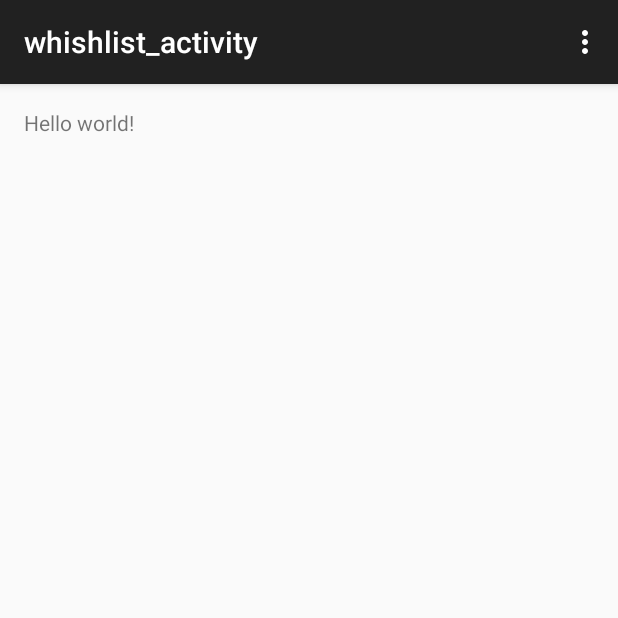
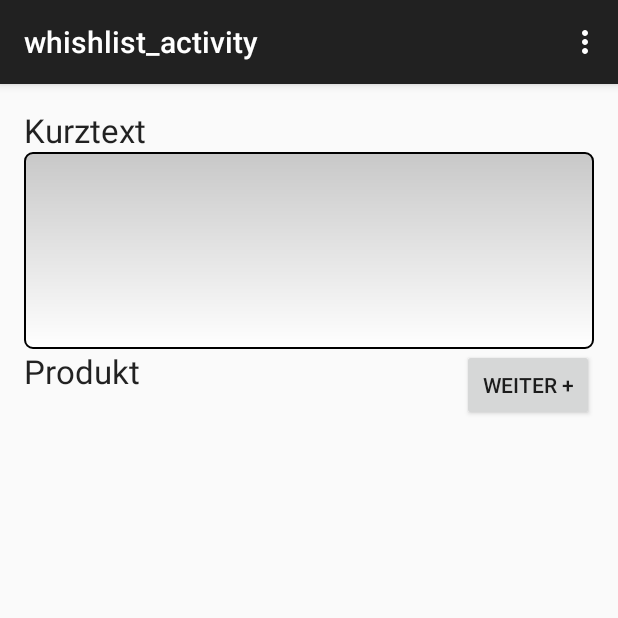
Before and after one commit to tetee/ShelpApp, an Android app: the whishlist_activity screen opened directly, with no data from a screen before it, on a phone screen of 412 x 824 dp, the top half of it. Run offline under Robolectric (Android 15) with nearby library versions, the phone set to English and light mode, and no system bars.

Commit message:
wishlist_activity

```diff
--- a/app/src/main/java/de/fh_muenster/shelpapp/ShelpAppAndroid/whishlist_activity.java
+++ b/app/src/main/java/de/fh_muenster/shelpapp/ShelpAppAndroid/whishlist_activity.java
@@ -2,10 +2,20 @@ package de.fh_muenster.shelpapp.ShelpAppAndroid;
 
 import android.support.v7.app.ActionBarActivity;
 import android.os.Bundle;
+import android.view.Gravity;
 import android.view.Menu;
 import android.view.MenuItem;
+import android.view.View;
+import android.view.ViewGroup;
+import android.widget.Button;
+import android.widget.GridLayout;
+import android.widget.LinearLayout;
+import android.widget.TableRow;
+import android.widget.TextView;
 
 import de.fh_muenster.shelpapp.R;
+
+import static android.widget.GridLayout.*;
 
 public class whishlist_activity extends ActionBarActivity {
 
@@ -37,4 +47,8 @@ public class whishlist_activity extends ActionBarActivity {
 
         return super.onOptionsItemSelected(item);
     }
+
+    public void addTextView(View view) {
+
+    }
 }
--- a/app/src/main/res/drawable/styles.xml
+++ b/app/src/main/res/drawable/styles.xml
@@ -3,7 +3,7 @@
     android:shape="rectangle"
     android:thickness="0dp">
     <stroke
-        android:width="3dp"
+        android:width="1dp"
         android:color="#000000" />
     <corners android:radius="5dp" />
     <gradient
--- a/app/src/main/res/layout/activity_whishlist_activity.xml
+++ b/app/src/main/res/layout/activity_whishlist_activity.xml
@@ -6,7 +6,44 @@
     android:paddingBottom="@dimen/activity_vertical_margin"
     tools:context="de.fh_muenster.shelpapp.ShelpAppAndroid.whishlist_activity">
 
-    <TextView android:text="@string/hello_world" android:layout_width="wrap_content"
-        android:layout_height="wrap_content" />
+    <TextView android:text="@string/wish"
+        android:textAppearance="?android:attr/textAppearanceLarge"
+        android:layout_width="match_parent"
+        android:layout_height="wrap_content"
+        android:id="@+id/wishText"
+        android:layout_alignParentLeft="true"
+        android:layout_alignParentStart="true" />
+
+    <EditText
+        android:inputType="textMultiLine"
+        android:lines="8"
+        android:minLines="6"
+        android:gravity="top|left"
+        android:maxLines="10"
+        android:layout_height="wrap_content"
+        android:layout_width="fill_parent"
+        android:scrollbars="vertical"
+        android:layout_below="@id/wishText"
+        android:background="@drawable/styles"
+        android:id="@+id/wishEditText" />
+
+    <TextView android:text="@string/productWish"
+        android:textAppearance="?android:attr/textAppearanceLarge"
+        android:layout_width="match_parent"
+        android:layout_height="wrap_content"
+        android:id="@+id/productWish"
+        android:layout_alignParentLeft="true"
+        android:layout_alignParentStart="true"
+        android:layout_below="@id/wishEditText"/>
+
+    <Button
+        android:layout_width="wrap_content"
+        android:layout_height="wrap_content"
+        android:text="@string/newTextView"
+        android:id="@+id/button"
+        android:layout_alignTop="@+id/productWish"
+        android:layout_alignParentRight="true"
+        android:layout_alignParentEnd="true"
+        android:onClick="addTextView"/>
 
 </RelativeLayout>
--- a/app/src/main/res/values/strings.xml
+++ b/app/src/main/res/values/strings.xml
@@ -49,6 +49,9 @@
     <string name="rating">Bewertung</string>
     <string name="ratingText">Text:</string>
     <string name="sendRating">abschicken</string>
+    <string name="wish">Kurztext</string>
+    <string name="productWish">Produkt</string>
+    <string name="newTextView">weiter +</string>
 
     <string-array name="citySpinner">
         <item>Münster</item>
```
